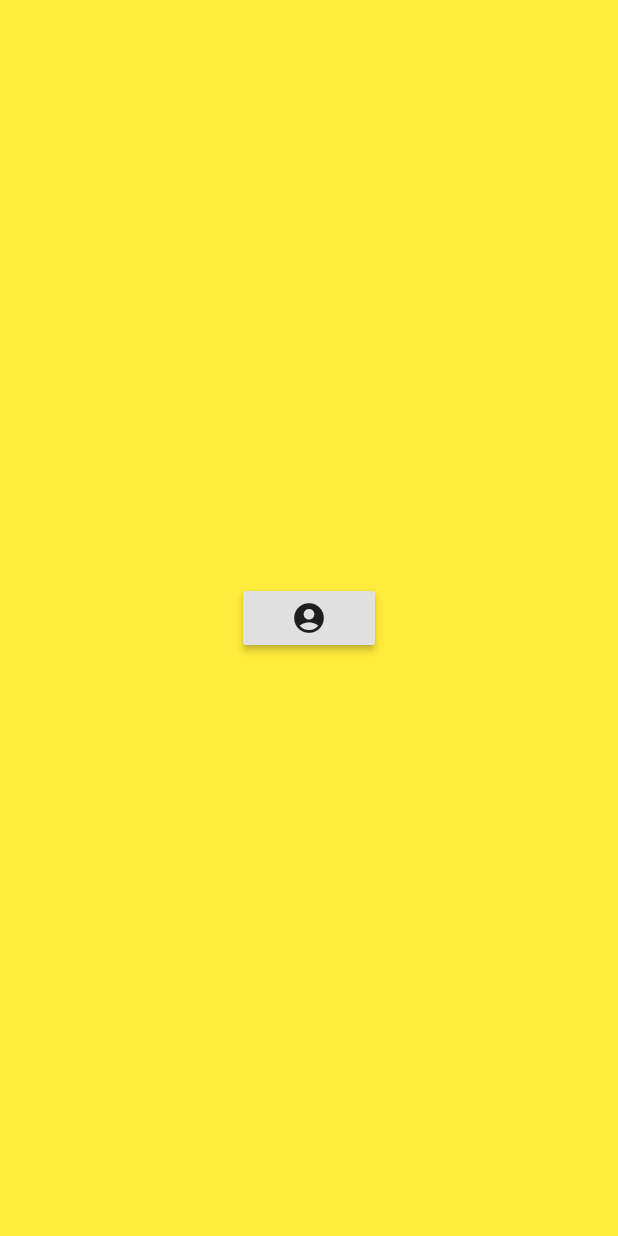
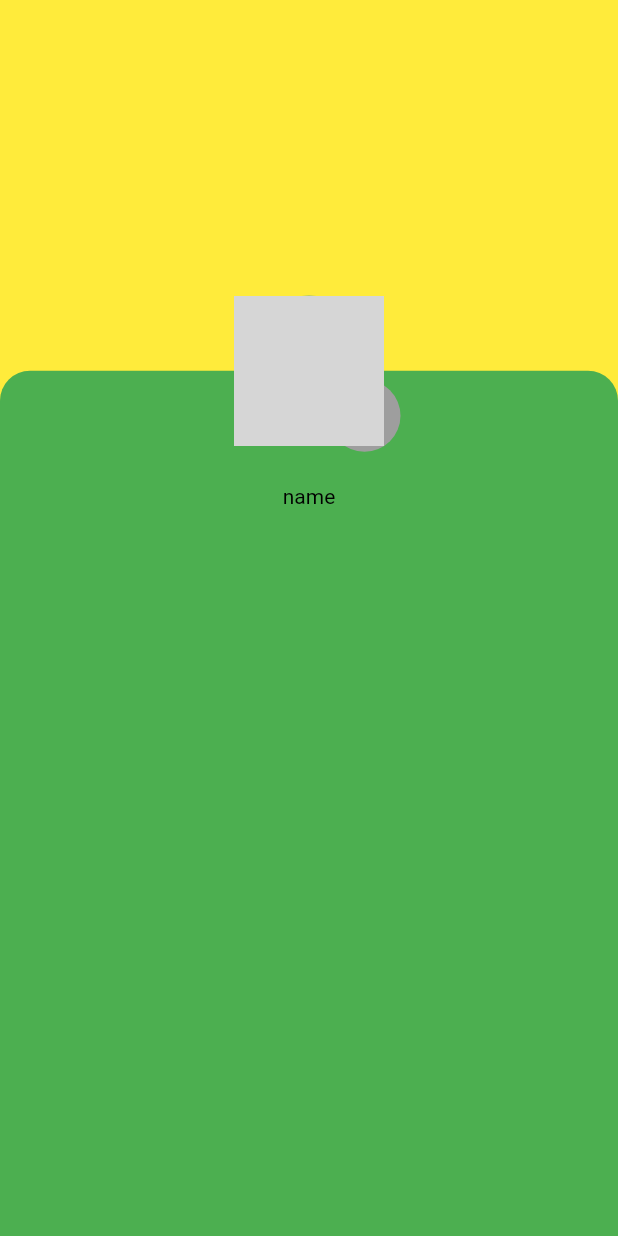
Before and after one commit to mahmoudmohamedsh/restaurantFlutter, a Flutter app: the Account screen opened by its route, on a phone screen of 412 x 824 dp. Run offline on Flutter 3.47's test engine with Material 2 defaults, Android fonts, the phone set to English and light mode, and no system bars; our stand-ins replace cloud_firestore, firebase_auth, firebase_core, flutter_spinkit; accounts and stored records are empty; network calls fail; grey boxes are pictures that could not be loaded.

Commit message:
test account and product item

```diff
--- a/lib/screens/account.dart
+++ b/lib/screens/account.dart
@@ -10,16 +10,72 @@ class Account extends StatefulWidget {
 class _AccountState extends State<Account> {
   @override
   Widget build(BuildContext context) {
+    final double h = MediaQuery.of(context).size.height;
     return Scaffold(
       backgroundColor: Colors.yellow,
-      body: Center(
-        child: RaisedButton(
-          child: Icon(Icons.account_circle),
-          onPressed: () {
-            AuthService().signOut();
-          },
+      body: Column(children: [
+        SizedBox(height: h*.3,),
+        Expanded(child: _buildImageForProfile(context)),
+      ]
+          // body: RaisedButton(
+          //   child: Icon(Icons.account_circle),
+          //   onPressed: () {
+          //     AuthService().signOut();
+          //   },
+          // ),
+          ),
+    );
+  }
+
+  Widget _buildImageForProfile(BuildContext context) {
+    return Stack(
+      overflow: Overflow.visible,
+      alignment: AlignmentDirectional.topCenter,
+      fit: StackFit.loose,
+      children: <Widget>[
+        Container(
+          // height: MediaQuery.of(context).size.height * .7,
+          width: double.infinity,
+          decoration: BoxDecoration(
+            color: Colors.green,
+            borderRadius: BorderRadius.only(
+              topLeft: Radius.circular(20),
+              topRight: Radius.circular(20),
+            ),
+          ),
+          child: Column(
+            children: [
+              SizedBox(height: 76,),
+              Text(
+                "name",
+                style: TextStyle(color: Colors.black),
+              ),
+            ],
+          ),
         ),
-      ),
+        Positioned(
+          top: -50,
+          child: CircleAvatar(
+            radius: 50,
+            backgroundImage: NetworkImage('https://picsum.photos/250?image=2'),
+          ),
+        ),
+        Positioned(
+          top: 6,
+          left: MediaQuery.of(context).size.width / 2 + 13,
+          child: Container(
+            decoration: BoxDecoration(
+                color: Colors.grey, borderRadius: BorderRadius.circular(60)),
+            child: IconButton(
+                color: Colors.white,
+                icon: Icon(
+                  Icons.add_a_photo,
+                  color: Colors.white,
+                ),
+                onPressed: () {}),
+          ),
+        ),
+      ],
     );
   }
 }
```
Also changed, not shown: lib/widget/ItemWidget.dart (added, +177 -0 lines).
